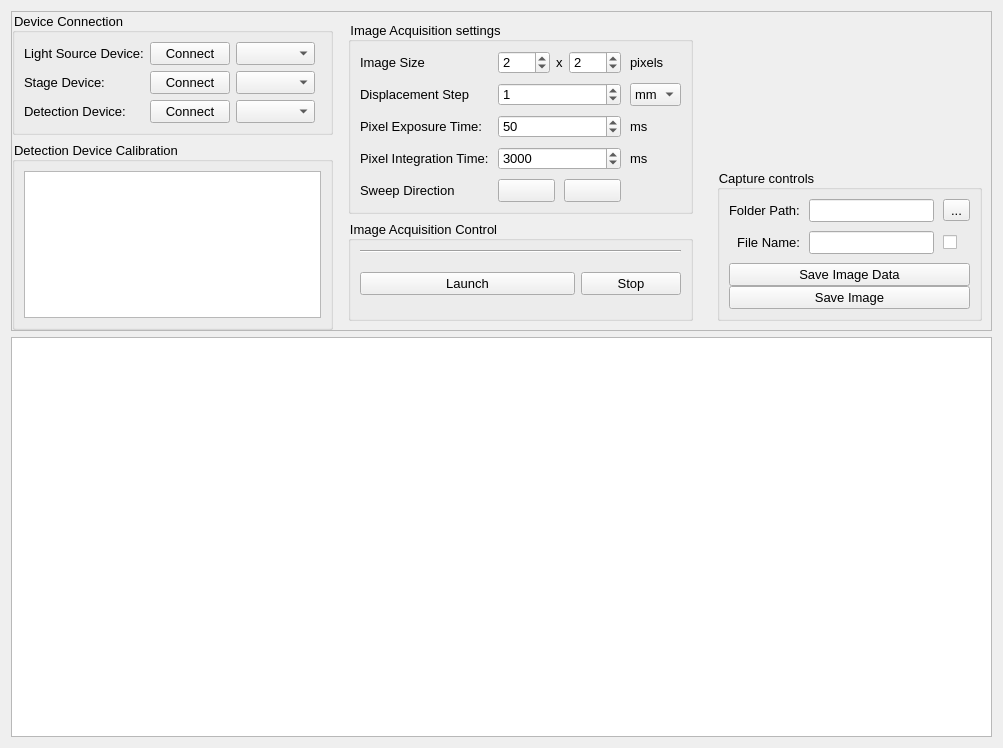
First picture: the form in gui/views/microRamanViewUi.ui, repository PyMarc2/OceanOpticsSpectroViewer, before the edit.
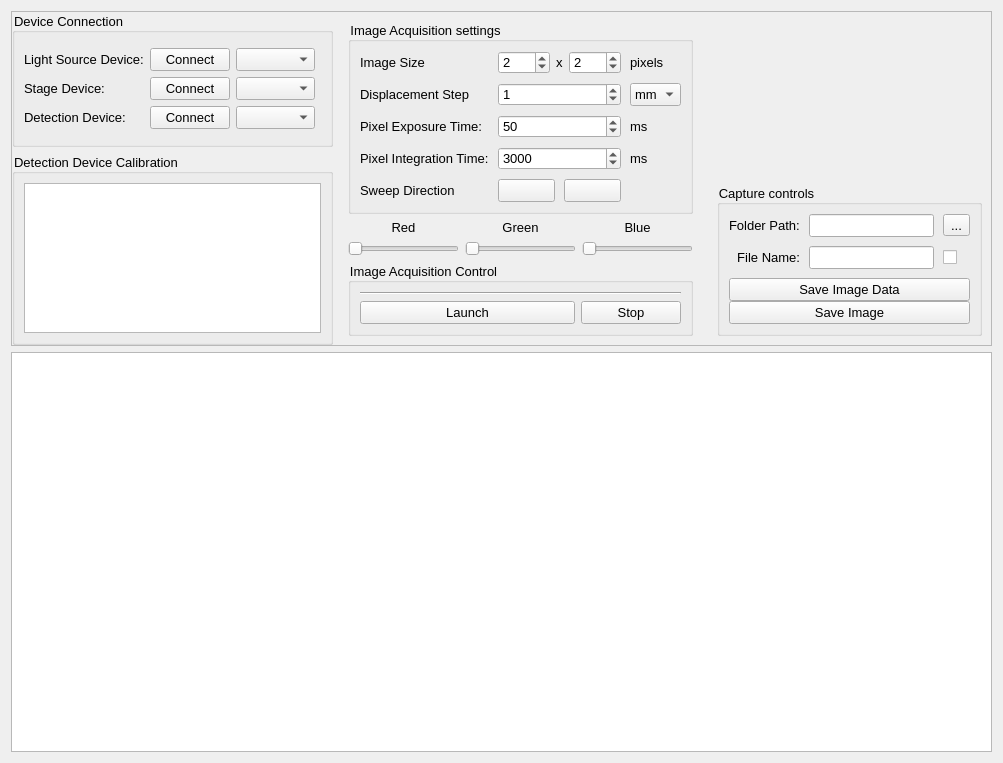
Second picture: the form after the edit. Custom widgets are drawn as their Qt base class.

Commit message:
Pixel square and add doubleslider(notworking)
I can't set the double slider for the moment but the file is in the folder Widgets

Patch:
```diff
--- a/gui/views/microRamanViewUi.ui
+++ b/gui/views/microRamanViewUi.ui
@@ -521,6 +521,64 @@
            </layout>
           </widget>
          </item>
+         <item>
+          <layout class="QGridLayout" name="gridLayout_5">
+           <item row="1" column="0">
+            <widget class="QSlider" name="dSlider_red">
+             <property name="orientation">
+              <enum>Qt::Horizontal</enum>
+             </property>
+            </widget>
+           </item>
+           <item row="1" column="2">
+            <widget class="QSlider" name="dSLider_blue">
+             <property name="orientation">
+              <enum>Qt::Horizontal</enum>
+             </property>
+            </widget>
+           </item>
+           <item row="1" column="1">
+            <widget class="QSlider" name="dSlider_green">
+             <property name="orientation">
+              <enum>Qt::Horizontal</enum>
+             </property>
+            </widget>
+           </item>
+           <item row="0" column="1">
+            <widget class="QLabel" name="Green">
+             <property name="text">
+              <string>Green</string>
+             </property>
+             <property name="alignment">
+              <set>Qt::AlignCenter</set>
+             </property>
+            </widget>
+           </item>
+           <item row="0" column="2">
+            <widget class="QLabel" name="Blue">
+             <property name="text">
+              <string>Blue</string>
+             </property>
+             <property name="alignment">
+              <set>Qt::AlignCenter</set>
+             </property>
+            </widget>
+           </item>
+           <item row="0" column="0">
+            <widget class="QLabel" name="Red">
+             <property name="layoutDirection">
+              <enum>Qt::LeftToRight</enum>
+             </property>
+             <property name="text">
+              <string>Red</string>
+             </property>
+             <property name="alignment">
+              <set>Qt::AlignCenter</set>
+             </property>
+            </widget>
+           </item>
+          </layout>
+         </item>
          <item>
           <widget class="QGroupBox" name="g_acquisitionControl">
            <property name="sizePolicy">
```
Left out of the diff: 74 changed lines with no effect on the pictures. The commit also changes 2 other files.
